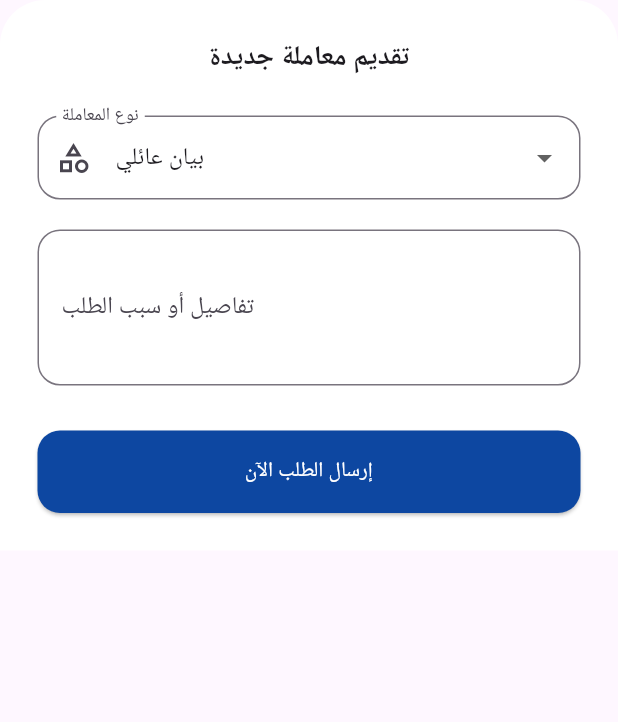
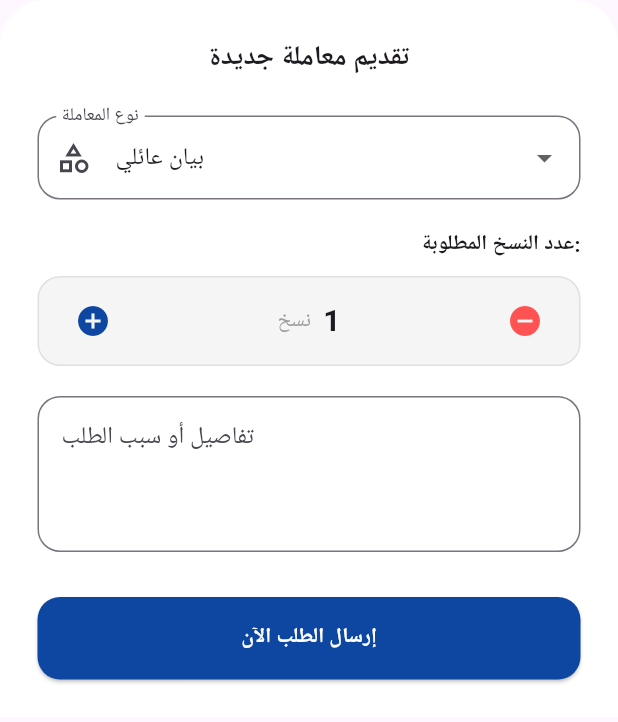
Before and after one commit to Mohammadzaza93/transaction_tracking_system_flutter, a Flutter app: the AddTransactionSheet widget shown alone on an empty page, opened directly with empty values, on a phone screen of 412 x 824 dp. Shown: the top 722 px of the screen. Run offline on Flutter 3.47's test engine with Material 3 defaults, Android fonts, the phone set to English and light mode, and no system bars; our stand-ins replace dio, get, get_storage; accounts and stored records are empty; network calls fail.

Commit message:
-- add copies

```diff
--- a/lib/features/home/Widgets/add_transaction_sheet.dart  Dart.dart
+++ b/lib/features/home/Widgets/add_transaction_sheet.dart  Dart.dart
@@ -15,6 +15,9 @@ class _AddTransactionSheetState extends State<AddTransactionSheet> {
   String selectedType = "بيان عائلي";
   final reasonController = TextEditingController();
 
+  // المتغير الذي سيخزن عدد النسخ
+  int copiesCount = 1;
+
   @override
   Widget build(BuildContext context) {
     return Container(
@@ -31,34 +34,87 @@ class _AddTransactionSheetState extends State<AddTransactionSheet> {
       child: SingleChildScrollView(
         child: Column(
           mainAxisSize: MainAxisSize.min,
+          crossAxisAlignment: CrossAxisAlignment.end, // للتوافق مع اللغة العربية
           children: [
-            const Text("تقديم معاملة جديدة",
+            const Center(
+              child: Text("تقديم معاملة جديدة",
                   style: TextStyle(fontSize: 18, fontWeight: FontWeight.bold)),
+            ),
             const SizedBox(height: 25),
+
+            // اختيار نوع المعاملة
             DropdownButtonFormField<String>(
               value: selectedType,
               decoration: InputDecoration(
                 labelText: "نوع المعاملة",
-                border:
-                    OutlineInputBorder(borderRadius: BorderRadius.circular(15)),
+                border: OutlineInputBorder(borderRadius: BorderRadius.circular(15)),
                 prefixIcon: const Icon(Icons.category_outlined),
               ),
-              items: ["بيان عائلي", "تجديد هوية", "بيان ولادة", "جواز سفر"]
+              items: ["بيان عائلي", "تجديد هوية", "بيان ولادة", "جواز سفر", "بيان وفاة", "بيان قيد فردي"]
                   .map((e) => DropdownMenuItem(value: e, child: Text(e)))
                   .toList(),
               onChanged: (val) => setState(() => selectedType = val!),
             ),
             const SizedBox(height: 20),
+
+            // --- قسم اختيار عدد النسخ (الذي كان ناقصاً في كودك) ---
+            const Text("عدد النسخ المطلوبة:",
+                style: TextStyle(fontWeight: FontWeight.bold, fontSize: 14)),
+            const SizedBox(height: 10),
+            Container(
+              padding: const EdgeInsets.symmetric(horizontal: 12, vertical: 5),
+              decoration: BoxDecoration(
+                color: Colors.grey[100],
+                borderRadius: BorderRadius.circular(15),
+                border: Border.all(color: Colors.grey[300]!),
+              ),
+              child: Row(
+                mainAxisAlignment: MainAxisAlignment.spaceBetween,
+                children: [
+                  // زر الزيادة
+                  IconButton(
+                    icon: const Icon(Icons.add_circle, color: Color(0xFF0D47A1)),
+                    onPressed: () => setState(() => copiesCount++),
+                  ),
+
+                  // عرض الرقم الحالي
+                  Row(
+                    children: [
+                      const Text("نسخ", style: TextStyle(color: Colors.grey)),
+                      const SizedBox(width: 8),
+                      Text(
+                        "$copiesCount",
+                        style: const TextStyle(fontSize: 20, fontWeight: FontWeight.bold),
+                      ),
+                    ],
+                  ),
+
+                  // زر النقصان
+                  IconButton(
+                    icon: const Icon(Icons.remove_circle, color: Colors.redAccent),
+                    onPressed: () {
+                      if (copiesCount > 1) setState(() => copiesCount--);
+                    },
+                  ),
+                ],
+              ),
+            ),
+            const SizedBox(height: 20),
+
+            // حقل تفاصيل الطلب
             TextField(
               controller: reasonController,
               maxLines: 3,
+              textAlign: TextAlign.right,
               decoration: InputDecoration(
                 labelText: "تفاصيل أو سبب الطلب",
-                border:
-                    OutlineInputBorder(borderRadius: BorderRadius.circular(15)),
+                alignLabelWithHint: true,
+                border: OutlineInputBorder(borderRadius: BorderRadius.circular(15)),
               ),
             ),
             const SizedBox(height: 30),
+
+            // زر الإرسال
             Obx(() => SizedBox(
               width: double.infinity,
               height: 55,
@@ -71,11 +127,14 @@ class _AddTransactionSheetState extends State<AddTransactionSheet> {
                 onPressed: widget.controller.isLoading.value
                     ? null
                     : () => widget.controller.addTransaction(
-                            selectedType, reasonController.text),
+                    selectedType,
+                    reasonController.text,
+                    copiesCount // نمرر القيمة هنا للـ Controller
+                ),
                 child: widget.controller.isLoading.value
                     ? const CircularProgressIndicator(color: Colors.white)
                     : const Text("إرسال الطلب الآن",
-                            style: TextStyle(color: Colors.white)),
+                    style: TextStyle(color: Colors.white, fontWeight: FontWeight.bold)),
               ),
             )),
           ],
--- a/lib/features/transactions/controllers/transaction_controller.dart
+++ b/lib/features/transactions/controllers/transaction_controller.dart
@@ -35,10 +35,11 @@ class TransactionController extends GetxController {
     }
   }
 
-  Future<void> addTransaction(String type, String reason) async {
+  Future<void> addTransaction(String type, String reason, int copies) async {
     try {
       isLoading.value = true;
-      await _repository.createTransaction(type, reason);
+      // تمرير الـ copies للمستودع (Repository)
+      await _repository.createTransaction(type, reason, copies);
       Get.back();
       refreshData();
       Get.snackbar("نجاح", "تم إرسال الطلب بنجاح");
--- a/lib/features/transactions/repositories/transaction_repository.dart
+++ b/lib/features/transactions/repositories/transaction_repository.dart
@@ -15,7 +15,7 @@ class TransactionRepository {
     return response.data as Map<String, dynamic>;
   }
 
-  Future<void> createTransaction(String type, String reason) async {
-    await _service.addTransaction(type, reason);
+  Future<void> createTransaction(String type, String reason, int copies) async {
+    await _service.addTransaction(type, reason, copies);
   }
 }
--- a/lib/features/transactions/services/transaction_service.dart
+++ b/lib/features/transactions/services/transaction_service.dart
@@ -11,9 +11,10 @@ class TransactionService {
   Future<Response> fetchStats() => _dio.get("/user-stats");
 
   // إضافة معاملة
-  Future<Response> addTransaction(String type, String reason) =>
+  Future<Response> addTransaction(String type, String reason, int copies) =>
       _dio.post("/transactions", data: {
         "transaction_type": type,
         "reason": reason,
+        "copies_count": copies, // المفتاح الذي ينتظره الـ Backend
       });
 }
```
Lines whose indentation alone changed are shown as unchanged.
